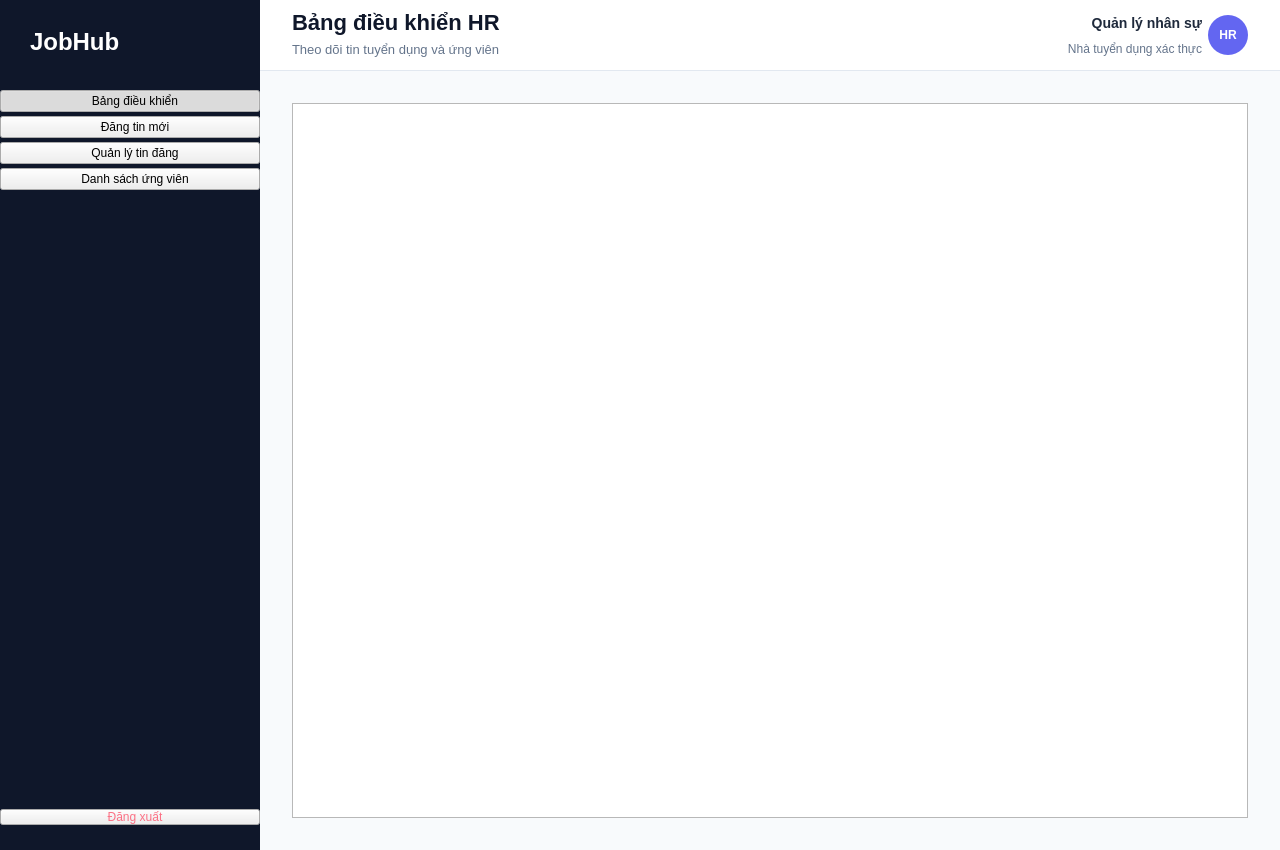
Qt form client/resources/ui/hr_dashboard.ui (imaira203/BTLPY_N21_D31) before a commit.
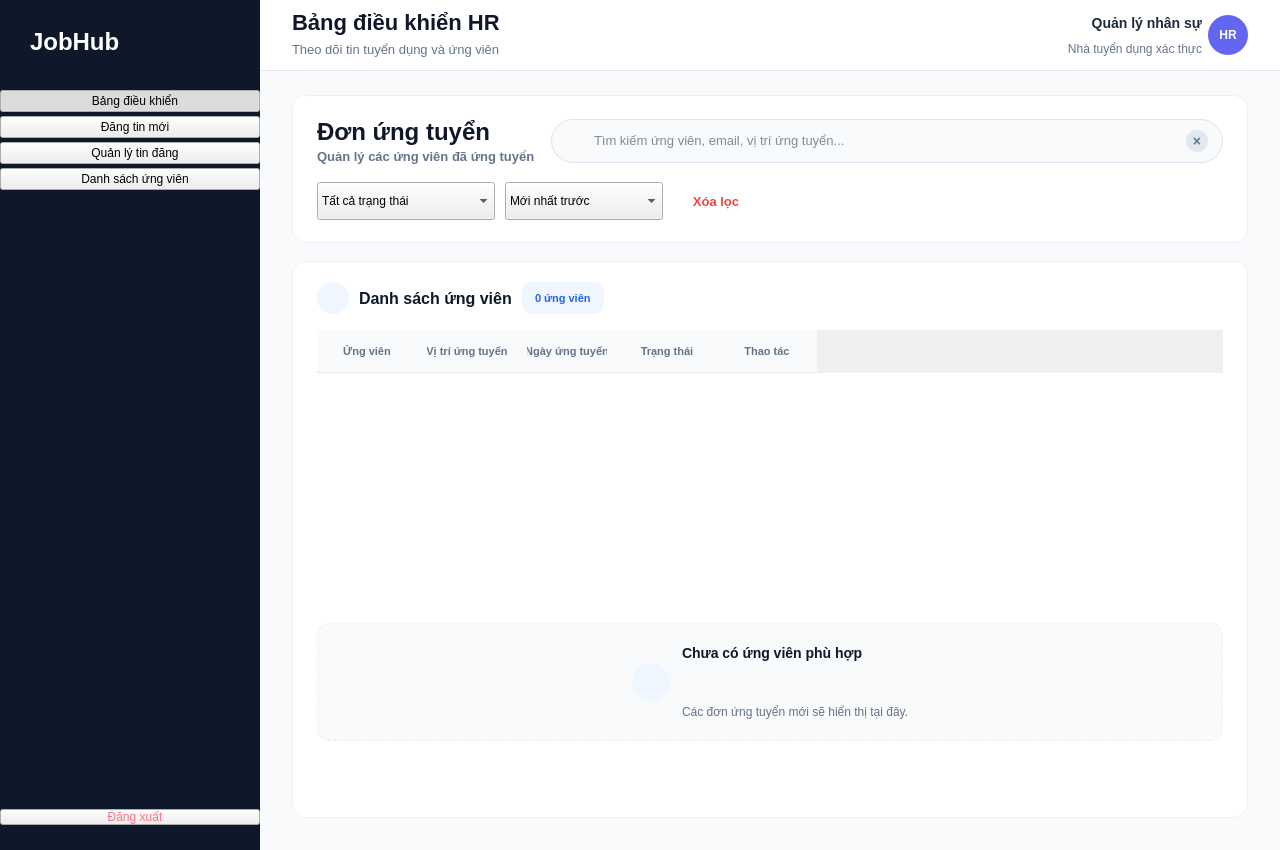
The same form after that commit. The open tabs and pages were chosen to show the change. Icons and pictures are not drawn.

Commit message: nâng cấp ui trang danh sánh ứng viên của role hr

```diff
--- a/client/resources/ui/hr_dashboard.ui
+++ b/client/resources/ui/hr_dashboard.ui
@@ -532,13 +532,13 @@
          <widget class="QWidget" name="pageCands">
           <layout class="QVBoxLayout" name="candsLayout">
            <property name="spacing">
-            <number>0</number>
+            <number>18</number>
            </property>
            <property name="leftMargin">
             <number>32</number>
            </property>
            <property name="topMargin">
-            <number>32</number>
+            <number>24</number>
            </property>
            <property name="rightMargin">
             <number>32</number>
@@ -547,7 +547,776 @@
             <number>32</number>
            </property>
            <item>
-            <widget class="QTableWidget" name="tableCands"/>
+            <widget class="QFrame" name="candidateHeaderCard">
+             <property name="styleSheet">
+              <string notr="true">
+QFrame#candidateHeaderCard {
+    background-color: #ffffff;
+    border: 1px solid #eef2f7;
+    border-radius: 14px;
+}
+QLabel#candidatePageTitle {
+    color: #0f172a;
+    font-family: "Segoe UI", "Inter";
+    font-size: 24px;
+    font-weight: 800;
+    background: transparent;
+    border: none;
+}
+QLabel#candidatePageSubtitle {
+    color: #64748b;
+    font-family: "Segoe UI", "Inter";
+    font-size: 13px;
+    font-weight: 500;
+    background: transparent;
+    border: none;
+}
+QFrame#candidateSearchFrame {
+    background-color: #f8fafc;
+    border: 1px solid #dbe3ef;
+    border-radius: 22px;
+}
+QFrame#candidateSearchFrame:focus-within {
+    background-color: #ffffff;
+    border: 1px solid #3b82f6;
+}
+QLabel#candidateSearchIcon {
+    color: #94a3b8;
+    font-family: "Segoe UI", "Inter";
+    font-size: 17px;
+    font-weight: 700;
+    background: transparent;
+    border: none;
+}
+QLineEdit#lineCandidateSearch {
+    background: transparent;
+    border: none;
+    color: #0f172a;
+    font-family: "Segoe UI", "Inter";
+    font-size: 13px;
+    padding: 0px;
+}
+QPushButton#btnCandidateSearchClear {
+    background-color: #e2e8f0;
+    color: #64748b;
+    border: none;
+    border-radius: 11px;
+    font-size: 14px;
+    font-weight: 800;
+}
+QPushButton#btnCandidateSearchClear:hover {
+    background-color: #cbd5e1;
+    color: #0f172a;
+}
+QComboBox.candidateFilterChip {
+    background-color: #f8fafc;
+    border: 1px solid #dbe3ef;
+    border-radius: 19px;
+    padding: 0px 16px;
+    color: #334155;
+    font-family: "Segoe UI", "Inter";
+    font-size: 13px;
+    font-weight: 600;
+}
+QComboBox.candidateFilterChip:hover {
+    background-color: #f1f5f9;
+    border-color: #bfdbfe;
+}
+QComboBox.candidateFilterChip:focus {
+    background-color: #ffffff;
+    border-color: #3b82f6;
+}
+QComboBox.candidateFilterChip::drop-down {
+    border: none;
+    width: 30px;
+}
+QComboBox.candidateFilterChip QAbstractItemView {
+    background-color: #ffffff;
+    border: 1px solid #dbe3ef;
+    border-radius: 10px;
+    selection-background-color: #eff6ff;
+    selection-color: #2563eb;
+    padding: 6px;
+}
+QPushButton#btnCandidateClearFilters {
+    background-color: transparent;
+    color: #ef4444;
+    border: none;
+    border-radius: 19px;
+    padding: 0px 14px;
+    font-family: "Segoe UI", "Inter";
+    font-size: 13px;
+    font-weight: 700;
+}
+QPushButton#btnCandidateClearFilters:hover {
+    background-color: #fef2f2;
+    color: #dc2626;
+}
+              </string>
+             </property>
+             <layout class="QVBoxLayout" name="candidateHeaderLayout">
+              <property name="spacing">
+               <number>18</number>
+              </property>
+              <property name="leftMargin">
+               <number>24</number>
+              </property>
+              <property name="topMargin">
+               <number>22</number>
+              </property>
+              <property name="rightMargin">
+               <number>24</number>
+              </property>
+              <property name="bottomMargin">
+               <number>22</number>
+              </property>
+              <item>
+               <layout class="QHBoxLayout" name="candidateTitleSearchRow">
+                <property name="spacing">
+                 <number>16</number>
+                </property>
+                <item>
+                 <layout class="QVBoxLayout" name="candidateTitleBlock">
+                  <property name="spacing">
+                   <number>3</number>
+                  </property>
+                  <item>
+                   <widget class="QLabel" name="candidatePageTitle">
+                    <property name="text">
+                     <string>Đơn ứng tuyển</string>
+                    </property>
+                   </widget>
+                  </item>
+                  <item>
+                   <widget class="QLabel" name="candidatePageSubtitle">
+                    <property name="text">
+                     <string>Quản lý các ứng viên đã ứng tuyển</string>
+                    </property>
+                   </widget>
+                  </item>
+                 </layout>
+                </item>
+                <item>
+                 <widget class="QFrame" name="candidateSearchFrame">
+                  <property name="minimumSize">
+                   <size>
+                    <width>420</width>
+                    <height>44</height>
+                   </size>
+                  </property>
+                  <property name="maximumSize">
+                   <size>
+                    <width>16777215</width>
+                    <height>44</height>
+                   </size>
+                  </property>
+                  <layout class="QHBoxLayout" name="candidateSearchLayout">
+                   <property name="spacing">
+                    <number>8</number>
+                   </property>
+                   <property name="leftMargin">
+                    <number>14</number>
+                   </property>
+                   <property name="topMargin">
+                    <number>0</number>
+                   </property>
+                   <property name="rightMargin">
+                    <number>14</number>
+                   </property>
+                   <property name="bottomMargin">
+                    <number>0</number>
+                   </property>
+                   <item>
+                    <widget class="QLabel" name="candidateSearchIcon">
+                     <property name="minimumSize">
+                      <size>
+                       <width>18</width>
+                       <height>18</height>
+                      </size>
+                     </property>
+                     <property name="maximumSize">
+                      <size>
+                       <width>18</width>
+                       <height>18</height>
+                      </size>
+                     </property>
+                     <property name="text">
+                      <string/>
+                     </property>
+                     <property name="pixmap">
+                      <pixmap>../icons/modern/search.svg</pixmap>
+                     </property>
+                     <property name="alignment">
+                      <set>Qt::AlignCenter</set>
+                     </property>
+                    </widget>
+                   </item>
+                   <item>
+                    <widget class="QLineEdit" name="lineCandidateSearch">
+                     <property name="placeholderText">
+                      <string>Tìm kiếm ứng viên, email, vị trí ứng tuyển...</string>
+                     </property>
+                     <property name="frame">
+                      <bool>false</bool>
+                     </property>
+                    </widget>
+                   </item>
+                   <item>
+                    <widget class="QPushButton" name="btnCandidateSearchClear">
+                     <property name="minimumSize">
+                      <size>
+                       <width>22</width>
+                       <height>22</height>
+                      </size>
+                     </property>
+                     <property name="maximumSize">
+                      <size>
+                       <width>22</width>
+                       <height>22</height>
+                      </size>
+                     </property>
+                     <property name="cursor">
+                      <cursorShape>PointingHandCursor</cursorShape>
+                     </property>
+                     <property name="text">
+                      <string>×</string>
+                     </property>
+                    </widget>
+                   </item>
+                  </layout>
+                 </widget>
+                </item>
+               </layout>
+              </item>
+              <item>
+               <layout class="QHBoxLayout" name="candidateFilterRow">
+                <property name="spacing">
+                 <number>10</number>
+                </property>
+                <item>
+                 <widget class="QComboBox" name="comboCandidateStatus">
+                  <property name="minimumSize">
+                   <size>
+                    <width>178</width>
+                    <height>38</height>
+                   </size>
+                  </property>
+                  <property name="maximumSize">
+                   <size>
+                    <width>178</width>
+                    <height>38</height>
+                   </size>
+                  </property>
+                  <property name="cursor">
+                   <cursorShape>PointingHandCursor</cursorShape>
+                  </property>
+                  <property name="class" stdset="0">
+                   <string>candidateFilterChip</string>
+                  </property>
+                  <item>
+                   <property name="text">
+                    <string>Tất cả trạng thái</string>
+                   </property>
+                  </item>
+                  <item>
+                   <property name="text">
+                    <string>Chờ xét duyệt</string>
+                   </property>
+                  </item>
+                  <item>
+                   <property name="text">
+                    <string>Đã xem xét</string>
+                   </property>
+                  </item>
+                  <item>
+                   <property name="text">
+                    <string>Phê duyệt</string>
+                   </property>
+                  </item>
+                  <item>
+                   <property name="text">
+                    <string>Từ chối</string>
+                   </property>
+                  </item>
+                 </widget>
+                </item>
+                <item>
+                 <widget class="QComboBox" name="comboCandidateSort">
+                  <property name="minimumSize">
+                   <size>
+                    <width>158</width>
+                    <height>38</height>
+                   </size>
+                  </property>
+                  <property name="maximumSize">
+                   <size>
+                    <width>158</width>
+                    <height>38</height>
+                   </size>
+                  </property>
+                  <property name="cursor">
+                   <cursorShape>PointingHandCursor</cursorShape>
+                  </property>
+                  <property name="class" stdset="0">
+                   <string>candidateFilterChip</string>
+                  </property>
+                  <item>
+                   <property name="text">
+                    <string>Mới nhất trước</string>
+                   </property>
+                  </item>
+                  <item>
+                   <property name="text">
+                    <string>Cũ nhất trước</string>
+                   </property>
+                  </item>
+                  <item>
+                   <property name="text">
+                    <string>Tên A→Z</string>
+                   </property>
+                  </item>
+                  <item>
+                   <property name="text">
+                    <string>Tên Z→A</string>
+                   </property>
+                  </item>
+                 </widget>
+                </item>
+                <item>
+                 <widget class="QPushButton" name="btnCandidateClearFilters">
+                  <property name="minimumSize">
+                   <size>
+                    <width>86</width>
+                    <height>38</height>
+                   </size>
+                  </property>
+                  <property name="maximumSize">
+                   <size>
+                    <width>110</width>
+                    <height>38</height>
+                   </size>
+                  </property>
+                  <property name="cursor">
+                   <cursorShape>PointingHandCursor</cursorShape>
+                  </property>
+                  <property name="text">
+                   <string>Xóa lọc</string>
+                  </property>
+                 </widget>
+                </item>
+                <item>
+                 <spacer name="candidateFilterSpacer">
+                  <property name="orientation">
+                   <enum>Qt::Horizontal</enum>
+                  </property>
+                  <property name="sizeHint" stdset="0">
+                   <size>
+                    <width>40</width>
+                    <height>20</height>
+                   </size>
+                  </property>
+                 </spacer>
+                </item>
+               </layout>
+              </item>
+             </layout>
+            </widget>
+           </item>
+           <item>
+            <widget class="QFrame" name="candidateTableCard">
+             <property name="styleSheet">
+              <string notr="true">
+QFrame#candidateTableCard {
+    background-color: #ffffff;
+    border: 1px solid #eef2f7;
+    border-radius: 14px;
+}
+QLabel#candidateListIcon {
+    background-color: #eff6ff;
+    color: #3b82f6;
+    border: none;
+    border-radius: 16px;
+    font-family: "Segoe UI", "Inter";
+    font-size: 16px;
+    font-weight: 800;
+}
+QLabel#candidateListTitle {
+    color: #0f172a;
+    background: transparent;
+    border: none;
+    font-family: "Segoe UI", "Inter";
+    font-size: 16px;
+    font-weight: 800;
+}
+QLabel#labelCandidateCount {
+    background-color: #eff6ff;
+    color: #2563eb;
+    border: none;
+    border-radius: 10px;
+    padding: 3px 10px;
+    font-family: "Segoe UI", "Inter";
+    font-size: 11px;
+    font-weight: 800;
+}
+QTableWidget#tableCands {
+    background-color: #ffffff;
+    alternate-background-color: #fbfdff;
+    border: none;
+    gridline-color: #eef2f7;
+    color: #334155;
+    font-family: "Segoe UI", "Inter";
+    font-size: 13px;
+    selection-background-color: #eff6ff;
+    selection-color: #1d4ed8;
+    outline: none;
+}
+QTableWidget#tableCands::item {
+    padding: 10px 14px;
+    border: none;
+    border-bottom: 1px solid #eef2f7;
+}
+QTableWidget#tableCands::item:hover {
+    background-color: #f1f5f9;
+}
+QTableWidget#tableCands::item:selected {
+    background-color: #eff6ff;
+    color: #1d4ed8;
+}
+QTableWidget#tableCands QHeaderView::section {
+    background-color: #f8fafc;
+    border: none;
+    border-bottom: 1px solid #e2e8f0;
+    padding: 12px 10px;
+    color: #64748b;
+    font-family: "Segoe UI", "Inter";
+    font-size: 11px;
+    font-weight: 800;
+}
+QFrame#candidateEmptyState {
+    background-color: #f8fafc;
+    border: 1px dashed #dbe3ef;
+    border-radius: 12px;
+}
+QLabel#candidateEmptyIcon {
+    background-color: #eff6ff;
+    color: #3b82f6;
+    border: none;
+    border-radius: 19px;
+    font-family: "Segoe UI", "Inter";
+    font-size: 18px;
+    font-weight: 800;
+}
+QLabel#candidateEmptyTitle {
+    color: #0f172a;
+    background: transparent;
+    border: none;
+    font-family: "Segoe UI", "Inter";
+    font-size: 14px;
+    font-weight: 800;
+}
+QLabel#candidateEmptySubtitle {
+    color: #64748b;
+    background: transparent;
+    border: none;
+    font-family: "Segoe UI", "Inter";
+    font-size: 12px;
+}
+QFrame#candidatePaginationBar {
+    background-color: transparent;
+    border: none;
+}
+QPushButton.candidatePaginationButton {
+    background-color: #f8fafc;
+    color: #475569;
+    border: 1px solid #e2e8f0;
+    border-radius: 8px;
+    padding: 0px 12px;
+    font-family: "Segoe UI", "Inter";
+    font-size: 13px;
+    font-weight: 600;
+}
+QPushButton.candidatePaginationButton:hover {
+    background-color: #eff6ff;
+    color: #2563eb;
+    border-color: #bfdbfe;
+}
+              </string>
+             </property>
+             <layout class="QVBoxLayout" name="candidateTableLayout">
+              <property name="spacing">
+               <number>16</number>
+              </property>
+              <property name="leftMargin">
+               <number>24</number>
+              </property>
+              <property name="topMargin">
+               <number>20</number>
+              </property>
+              <property name="rightMargin">
+               <number>24</number>
+              </property>
+              <property name="bottomMargin">
+               <number>20</number>
+              </property>
+              <item>
+               <layout class="QHBoxLayout" name="candidateTableHeaderRow">
+                <property name="spacing">
+                 <number>10</number>
+                </property>
+                <item>
+                 <widget class="QLabel" name="candidateListIcon">
+                  <property name="minimumSize">
+                   <size>
+                    <width>32</width>
+                    <height>32</height>
+                   </size>
+                  </property>
+                  <property name="maximumSize">
+                   <size>
+                    <width>32</width>
+                    <height>32</height>
+                   </size>
+                  </property>
+                  <property name="text">
+                   <string/>
+                  </property>
+                  <property name="pixmap">
+                   <pixmap>../icons/modern/user.svg</pixmap>
+                  </property>
+                  <property name="alignment">
+                   <set>Qt::AlignCenter</set>
+                  </property>
+                 </widget>
+                </item>
+                <item>
+                 <widget class="QLabel" name="candidateListTitle">
+                  <property name="text">
+                   <string>Danh sách ứng viên</string>
+                  </property>
+                 </widget>
+                </item>
+                <item>
+                 <widget class="QLabel" name="labelCandidateCount">
+                  <property name="text">
+                   <string>0 ứng viên</string>
+                  </property>
+                 </widget>
+                </item>
+                <item>
+                 <spacer name="candidateTableHeaderSpacer">
+                  <property name="orientation">
+                   <enum>Qt::Horizontal</enum>
+                  </property>
+                  <property name="sizeHint" stdset="0">
+                   <size>
+                    <width>40</width>
+                    <height>20</height>
+                   </size>
+                  </property>
+                 </spacer>
+                </item>
+               </layout>
+              </item>
+              <item>
+               <widget class="QTableWidget" name="tableCands">
+                <property name="alternatingRowColors">
+                 <bool>true</bool>
+                </property>
+                <property name="showGrid">
+                 <bool>false</bool>
+                </property>
+                <property name="selectionBehavior">
+                 <enum>QAbstractItemView::SelectRows</enum>
+                </property>
+                <property name="editTriggers">
+                 <set>QAbstractItemView::NoEditTriggers</set>
+                </property>
+                <property name="rowCount">
+                 <number>0</number>
+                </property>
+                <property name="columnCount">
+                 <number>5</number>
+                </property>
+                <attribute name="verticalHeaderVisible">
+                 <bool>false</bool>
+                </attribute>
+                <attribute name="verticalHeaderDefaultSectionSize">
+                 <number>64</number>
+                </attribute>
+                <column>
+                 <property name="text">
+                  <string>Ứng viên</string>
+                 </property>
+                </column>
+                <column>
+                 <property name="text">
+                  <string>Vị trí ứng tuyển</string>
+                 </property>
+                </column>
+                <column>
+                 <property name="text">
+                  <string>Ngày ứng tuyển</string>
+                 </property>
+                </column>
+                <column>
+                 <property name="text">
+                  <string>Trạng thái</string>
+                 </property>
+                </column>
+                <column>
+                 <property name="text">
+                  <string>Thao tác</string>
+                 </property>
+                </column>
+               </widget>
+              </item>
+              <item>
+               <widget class="QFrame" name="candidateEmptyState">
+                <property name="minimumSize">
+                 <size>
+                  <width>0</width>
+                  <height>118</height>
+                 </size>
+                </property>
+                <property name="maximumSize">
+                 <size>
+                  <width>16777215</width>
+                  <height>118</height>
+                 </size>
+                </property>
+                <layout class="QHBoxLayout" name="candidateEmptyLayout">
+                 <property name="spacing">
+                  <number>12</number>
+                 </property>
+                 <property name="leftMargin">
+                  <number>18</number>
+                 </property>
+                 <property name="topMargin">
+                  <number>0</number>
+                 </property>
+                 <property name="rightMargin">
+                  <number>18</number>
+                 </property>
+                 <property name="bottomMargin">
+                  <number>0</number>
+                 </property>
+                 <item>
+                  <spacer name="candidateEmptyLeftSpacer">
+                   <property name="orientation">
+                    <enum>Qt::Horizontal</enum>
+                   </property>
+                   <property name="sizeHint" stdset="0">
+                    <size>
+                     <width>40</width>
+                     <height>20</height>
+                    </size>
+                   </property>
+                  </spacer>
+                 </item>
+                 <item>
+                  <widget class="QLabel" name="candidateEmptyIcon">
+                   <property name="minimumSize">
+                    <size>
+                     <width>38</width>
+                     <height>38</height>
+                    </size>
+                   </property>
+                   <property name="maximumSize">
+                    <size>
+                     <width>38</width>
+                     <height>38</height>
+                    </size>
+                   </property>
+                   <property name="text">
+                    <string/>
+                   </property>
+                   <property name="pixmap">
+                    <pixmap>../icons/modern/search.svg</pixmap>
+                   </property>
+                   <property name="alignment">
+                    <set>Qt::AlignCenter</set>
+                   </property>
+                  </widget>
+                 </item>
+                 <item>
+                  <layout class="QVBoxLayout" name="candidateEmptyTextLayout">
+                   <property name="spacing">
+                    <number>3</number>
+                   </property>
+                   <item>
+                    <widget class="QLabel" name="candidateEmptyTitle">
+                     <property name="text">
+                      <string>Chưa có ứng viên phù hợp</string>
+                     </property>
+                    </widget>
+                   </item>
+                   <item>
+                    <widget class="QLabel" name="candidateEmptySubtitle">
+                     <property name="text">
+                      <string>Các đơn ứng tuyển mới sẽ hiển thị tại đây.</string>
+                     </property>
+                    </widget>
+                   </item>
+                  </layout>
+                 </item>
+                 <item>
+                  <spacer name="candidateEmptyRightSpacer">
+                   <property name="orientation">
+                    <enum>Qt::Horizontal</enum>
+                   </property>
+                   <property name="sizeHint" stdset="0">
+                    <size>
+                     <width>40</width>
+                     <height>20</height>
+                    </size>
+                   </property>
+                  </spacer>
+                 </item>
+                </layout>
+               </widget>
+              </item>
+              <item>
+               <widget class="QFrame" name="candidatePaginationBar">
+                <property name="minimumSize">
+                 <size>
+                  <width>0</width>
+                  <height>40</height>
+                 </size>
+                </property>
+                <layout class="QHBoxLayout" name="candidatePaginationLayout">
+                 <property name="spacing">
+                  <number>6</number>
+                 </property>
+                 <property name="leftMargin">
+                  <number>0</number>
+                 </property>
+                 <property name="topMargin">
+                  <number>4</number>
+                 </property>
+                 <property name="rightMargin">
+                  <number>0</number>
+                 </property>
+                 <property name="bottomMargin">
+                  <number>0</number>
+                 </property>
+                 <item>
+                  <spacer name="candidatePaginationSpacer">
+                   <property name="orientation">
+                    <enum>Qt::Horizontal</enum>
+                   </property>
+                   <property name="sizeHint" stdset="0">
+                    <size>
+                     <width>40</width>
+                     <height>20</height>
+                    </size>
+                   </property>
+                  </spacer>
+                 </item>
+                </layout>
+               </widget>
+              </item>
+             </layout>
+            </widget>
            </item>
           </layout>
          </widget>
```
The commit also changes 1 other file.
